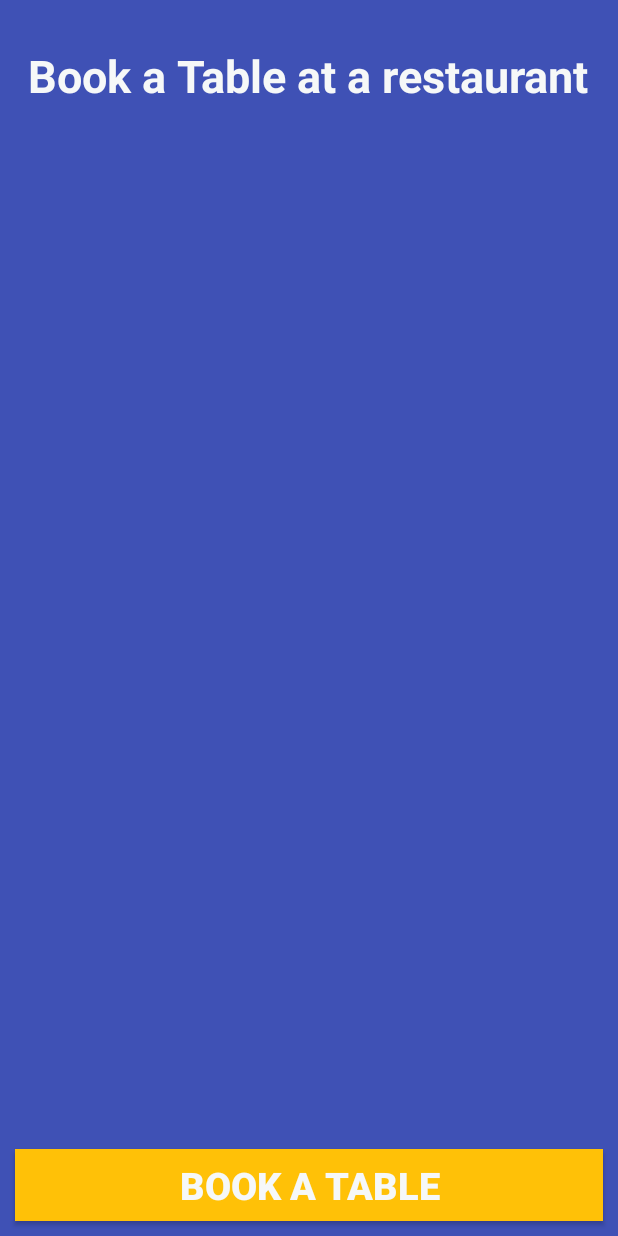
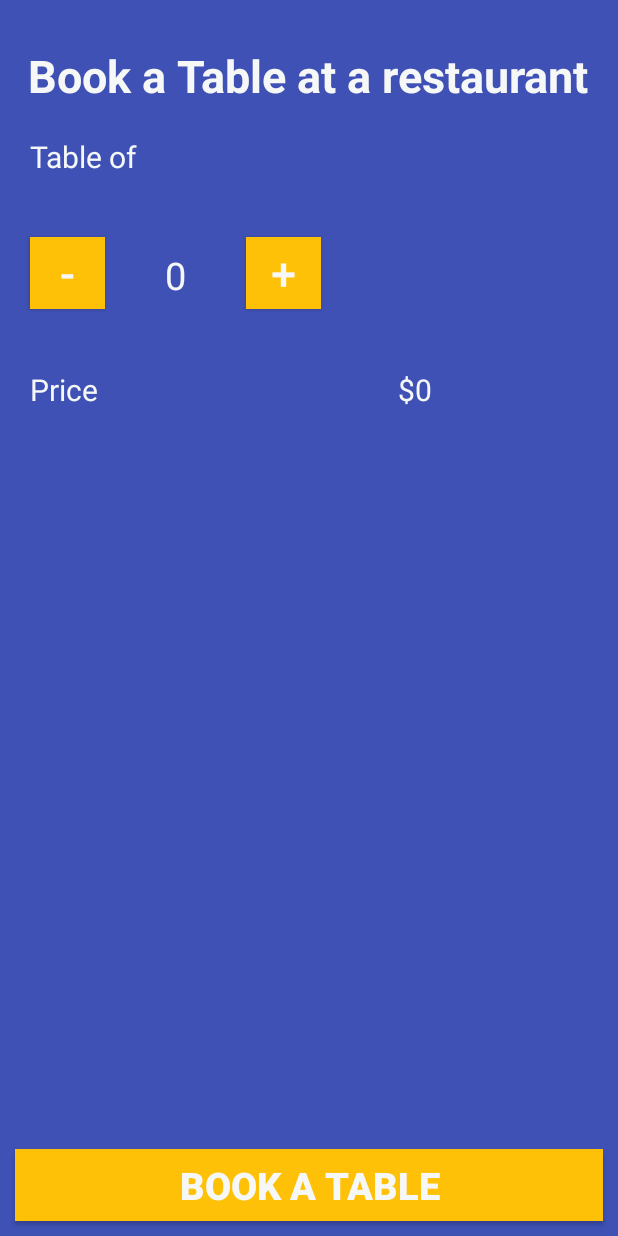
Before and after one commit to ktscates/eBooking, an Android app: the RestoActivity screen opened directly, with no data from a screen before it, on a phone screen of 412 x 824 dp. Run offline under Robolectric (Android 15) with nearby library versions, the phone set to English and light mode, and no system bars.

Commit message:
Change resto xml file

```diff
--- a/app/src/main/res/layout/resto_activity.xml
+++ b/app/src/main/res/layout/resto_activity.xml
@@ -17,6 +17,80 @@
         android:textSize="30sp"
         android:textStyle="bold" />
 
+    <TextView
+        android:id="@+id/table_text_view"
+        android:layout_width="match_parent"
+        android:layout_height="wrap_content"
+        android:layout_below="@id/hotel_text_view"
+        android:layout_margin="20dp"
+        android:text="Table of"
+        android:textColor="@color/colorTextIcons"
+        android:textSize="20sp" />
+
+    <LinearLayout
+        android:id="@+id/linearLayout"
+        android:layout_width="match_parent"
+        android:layout_height="wrap_content"
+        android:layout_below="@id/table_text_view"
+        android:orientation="horizontal">
+
+        <Button
+            android:id="@+id/minus_button"
+            android:layout_width="50dp"
+            android:layout_height="wrap_content"
+            android:layout_margin="20dp"
+            android:background="@color/colorAccent"
+            android:onClick="decrementTable"
+            android:text="-"
+            android:textColor="@color/colorTextIcons"
+            android:textSize="30sp" />
+
+        <TextView
+            android:id="@+id/numberOfPerson_text_view"
+            android:layout_width="wrap_content"
+            android:layout_height="wrap_content"
+            android:layout_margin="20dp"
+            android:text="0"
+            android:textColor="@color/colorTextIcons"
+            android:textSize="25sp" />
+
+        <Button
+            android:id="@+id/plus_button"
+            android:layout_width="50dp"
+            android:layout_height="wrap_content"
+            android:layout_margin="20dp"
+            android:background="@color/colorAccent"
+            android:onClick="incrementTable"
+            android:text="+"
+            android:textColor="@color/colorTextIcons"
+            android:textSize="30sp" />
+
+    </LinearLayout>
+
+    <TextView
+        android:id="@+id/price"
+        android:layout_width="wrap_content"
+        android:layout_height="wrap_content"
+        android:layout_below="@id/linearLayout"
+        android:layout_marginLeft="20dp"
+        android:layout_marginTop="20dp"
+        android:layout_marginRight="100dp"
+        android:text="Price"
+        android:textColor="@color/colorTextIcons"
+        android:textSize="20sp" />
+
+    <TextView
+        android:id="@+id/priceTable_text_view"
+        android:layout_width="wrap_content"
+        android:layout_height="wrap_content"
+        android:layout_below="@id/linearLayout"
+        android:layout_marginLeft="100dp"
+        android:layout_marginTop="20dp"
+        android:layout_toRightOf="@id/price"
+        android:text="$0"
+        android:textColor="@color/colorTextIcons"
+        android:textSize="20sp" />
+
     <Button
         android:layout_width="match_parent"
         android:layout_height="wrap_content"
```
